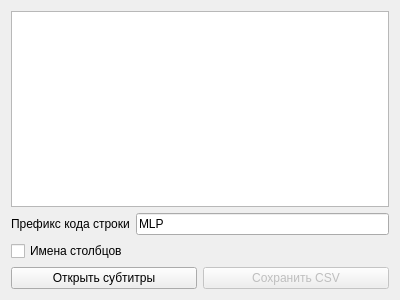
The window that src/mainwindow.ui (PalmtopTiger/DSCreator) describes before a commit, drawn with Qt 5.
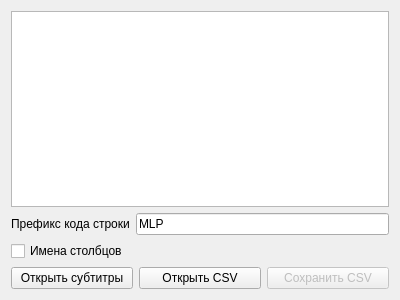
The same window after the commit.

```diff
--- a/src/mainwindow.ui
+++ b/src/mainwindow.ui
@@ -59,7 +59,14 @@
        </widget>
       </item>
       <item>
-       <widget class="QPushButton" name="btSave">
+       <widget class="QPushButton" name="btOpenCSV">
+        <property name="text">
+         <string>Открыть CSV</string>
+        </property>
+       </widget>
+      </item>
+      <item>
+       <widget class="QPushButton" name="btSaveCSV">
         <property name="enabled">
          <bool>false</bool>
         </property>
```
Left out of the diff: 2 changed lines with no effect on the pictures.
